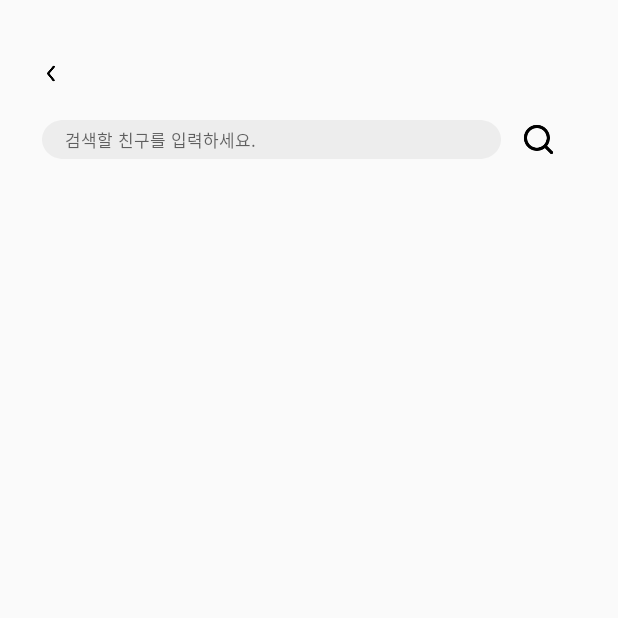
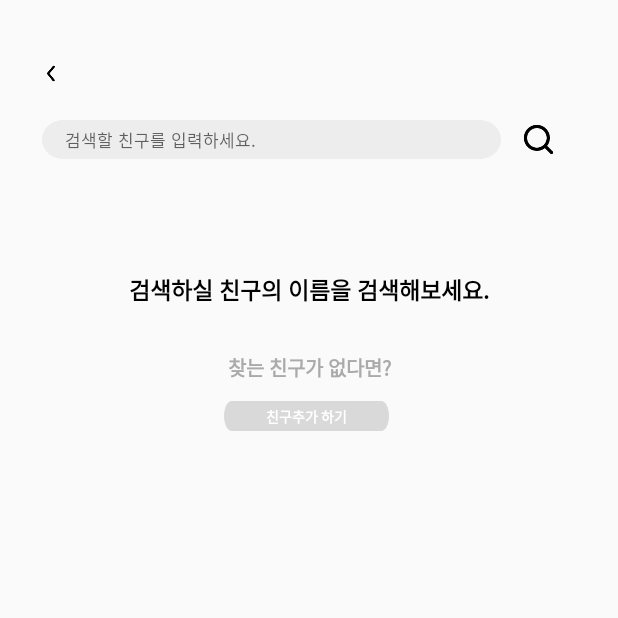
Before and after one commit to kimjjunho/Andibag, an Android app: the SearchActivity screen opened directly, with no data from a screen before it, on a phone screen of 412 x 824 dp, the top half of it. Run offline under Robolectric (Android 15) with nearby library versions, the phone set to English and light mode, and no system bars; network calls fail.

Commit message:
init::친구 검색페이지에서 친구 추가 페이지로 이동하는 기능

```diff
--- a/AndibagProject/app/src/main/java/com/example/andibagproject/feature/friend/SearchActivity.kt
+++ b/AndibagProject/app/src/main/java/com/example/andibagproject/feature/friend/SearchActivity.kt
@@ -1,8 +1,12 @@
 package com.example.andibagproject.feature.friend
 
+import android.content.Intent
 import androidx.appcompat.app.AppCompatActivity
 import android.os.Bundle
+import android.view.View
+import androidx.core.view.size
 import com.example.andibagproject.databinding.ActivitySearchBinding
+import com.example.andibagproject.feature.friend.add.ui.AddFriendActivity
 
 class SearchActivity : AppCompatActivity() {
 
@@ -14,9 +18,19 @@ class SearchActivity : AppCompatActivity() {
         mBinding = ActivitySearchBinding.inflate(layoutInflater)
         setContentView(binding.root)
 
-        binding.imageBack.setOnClickListener {
-            finish()
+        binding.run {
+            imageBack.setOnClickListener {
+                finish()
+            }
 
+            if(rv.size != 0){
+                binding.layoutFindFriend.visibility = View.INVISIBLE
+            }
+
+            btnAddFriendPage.setOnClickListener {
+                startActivity(Intent(applicationContext,AddFriendActivity::class.java))
+                finish()
+            }
         }
     }
 }
--- a/AndibagProject/app/src/main/res/layout/activity_search.xml
+++ b/AndibagProject/app/src/main/res/layout/activity_search.xml
@@ -67,4 +67,57 @@
         app:layout_constraintStart_toStartOf="parent"
         app:layout_constraintTop_toBottomOf="@+id/btn_delete" />
 
+    <androidx.constraintlayout.widget.ConstraintLayout
+        android:id="@+id/layout_find_friend"
+        android:layout_width="match_parent"
+        android:layout_height="0dp"
+        app:layout_constraintBottom_toBottomOf="parent"
+        app:layout_constraintEnd_toEndOf="parent"
+        app:layout_constraintStart_toStartOf="parent"
+        app:layout_constraintTop_toTopOf="@+id/rv">
+
+        <TextView
+            android:id="@+id/textView14"
+            android:layout_width="wrap_content"
+            android:layout_height="wrap_content"
+            android:layout_marginTop="15dp"
+            android:fontFamily="@font/inter_semibold"
+            android:text="검색하실 친구의 이름을 검색해보세요."
+            android:textColor="@color/black"
+            android:textSize="15sp"
+            app:layout_constraintEnd_toEndOf="parent"
+            app:layout_constraintStart_toStartOf="parent"
+            app:layout_constraintTop_toTopOf="parent" />
+
+        <TextView
+            android:id="@+id/textView16"
+            android:layout_width="wrap_content"
+            android:layout_height="wrap_content"
+            android:layout_marginTop="30dp"
+            android:fontFamily="@font/inter_semibold"
+            android:text="찾는 친구가 없다면?"
+            android:textColor="@color/gray"
+            android:textSize="13sp"
+            app:layout_constraintEnd_toEndOf="parent"
+            app:layout_constraintStart_toStartOf="parent"
+            app:layout_constraintTop_toBottomOf="@+id/textView14" />
+
+        <Button
+            android:id="@+id/btn_add_friend_page"
+            android:layout_width="110sp"
+            android:layout_height="20sp"
+            android:layout_marginTop="12dp"
+            android:background="@drawable/search_edit"
+            android:backgroundTint="#D9D9D9"
+            android:fontFamily="@font/inter_semibold"
+            android:text="친구추가 하기"
+            android:textColor="@color/white"
+            android:textSize="9sp"
+            app:layout_constraintEnd_toEndOf="parent"
+            app:layout_constraintHorizontal_bias="0.495"
+            app:layout_constraintStart_toStartOf="parent"
+            app:layout_constraintTop_toBottomOf="@+id/textView16" />
+
+    </androidx.constraintlayout.widget.ConstraintLayout>
+
 </androidx.constraintlayout.widget.ConstraintLayout>
```
